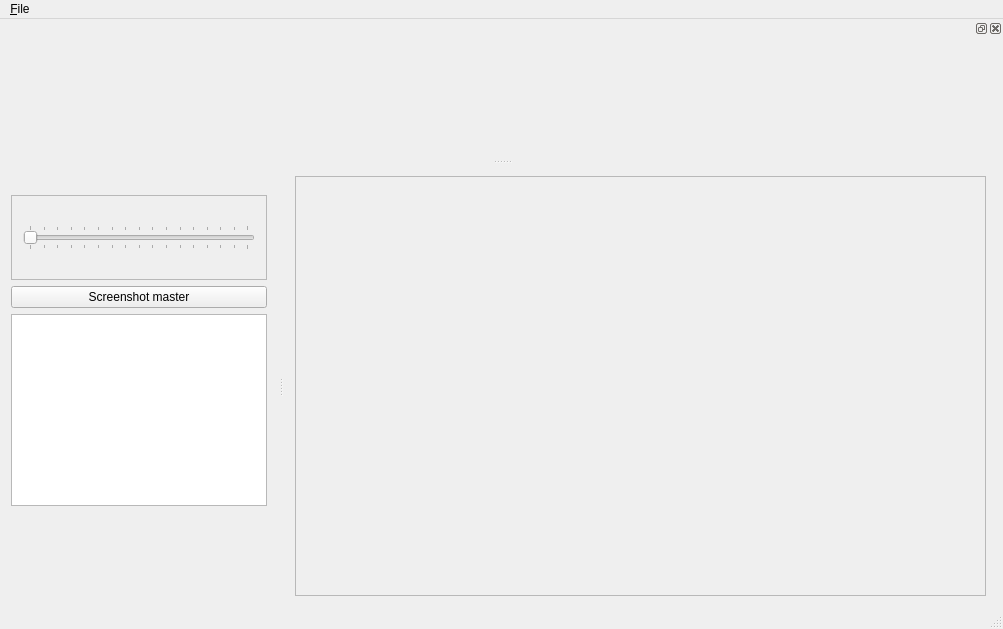
The window that mainwindow.ui (minotor-org/minotor) describes before a commit, drawn with Qt 5.
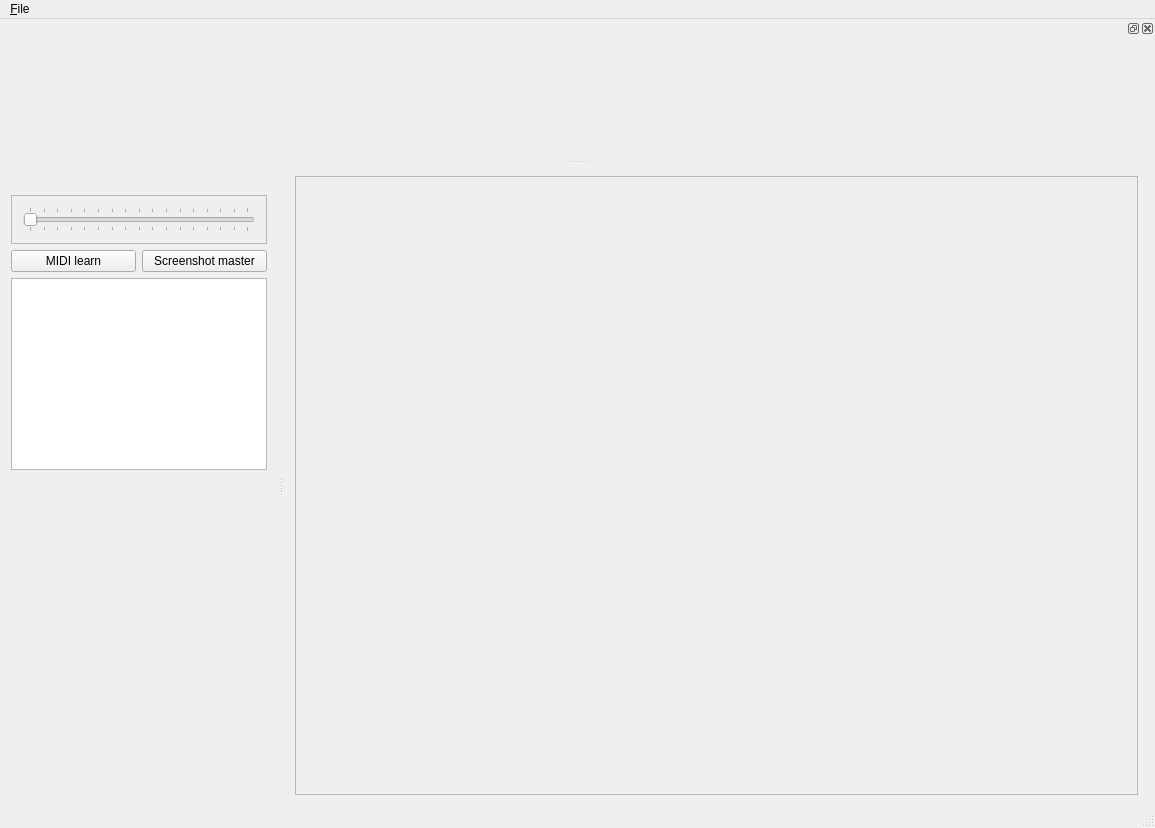
The same window after the commit.

Commit message: Improves MIDI learning with a new method

What changed in the file:
```diff
--- a/mainwindow.ui
+++ b/mainwindow.ui
@@ -6,8 +6,8 @@
    <rect>
     <x>0</x>
     <y>0</y>
-    <width>1003</width>
-    <height>629</height>
+    <width>1155</width>
+    <height>828</height>
    </rect>
   </property>
   <property name="windowTitle">
@@ -52,7 +52,7 @@
     <rect>
      <x>0</x>
      <y>0</y>
-     <width>1003</width>
+     <width>1155</width>
      <height>21</height>
     </rect>
    </property>
@@ -66,12 +66,6 @@
   </widget>
   <widget class="QStatusBar" name="statusBar"/>
   <widget class="QDockWidget" name="dwDebug">
-   <property name="sizePolicy">
-    <sizepolicy hsizetype="MinimumExpanding" vsizetype="MinimumExpanding">
-     <horstretch>0</horstretch>
-     <verstretch>0</verstretch>
-    </sizepolicy>
-   </property>
    <property name="features">
     <set>QDockWidget::DockWidgetMovable</set>
    </property>
@@ -79,8 +73,53 @@
     <number>1</number>
    </attribute>
    <widget class="QWidget" name="dwDebugContent">
-    <layout class="QVBoxLayout" name="verticalLayout_2">
-     <item>
+    <property name="sizePolicy">
+     <sizepolicy hsizetype="Minimum" vsizetype="Preferred">
+      <horstretch>0</horstretch>
+      <verstretch>0</verstretch>
+     </sizepolicy>
+    </property>
+    <layout class="QGridLayout" name="gridLayout">
+     <item row="1" column="0">
+      <widget class="QPushButton" name="pushButton">
+       <property name="text">
+        <string>MIDI learn</string>
+       </property>
+       <property name="checkable">
+        <bool>true</bool>
+       </property>
+       <property name="checked">
+        <bool>false</bool>
+       </property>
+      </widget>
+     </item>
+     <item row="3" column="0" colspan="2">
+      <widget class="QGraphicsView" name="gvGlobal">
+       <property name="sizePolicy">
+        <sizepolicy hsizetype="Expanding" vsizetype="Minimum">
+         <horstretch>0</horstretch>
+         <verstretch>0</verstretch>
+        </sizepolicy>
+       </property>
+       <property name="backgroundBrush">
+        <brush brushstyle="SolidPattern">
+         <color alpha="255">
+          <red>0</red>
+          <green>0</green>
+          <blue>0</blue>
+         </color>
+        </brush>
+       </property>
+      </widget>
+     </item>
+     <item row="1" column="1">
+      <widget class="QPushButton" name="pbShot">
+       <property name="text">
+        <string>Screenshot master</string>
+       </property>
+      </widget>
+     </item>
+     <item row="0" column="0" colspan="2">
       <widget class="QFrame" name="frame">
        <property name="minimumSize">
         <size>
@@ -117,26 +156,22 @@
        </layout>
       </widget>
      </item>
-     <item>
-      <widget class="QPushButton" name="pbShot">
-       <property name="text">
-        <string>Screenshot master</string>
-       </property>
-      </widget>
-     </item>
-     <item>
-      <widget class="QGraphicsView" name="gvGlobal">
-       <property name="sizePolicy">
-        <sizepolicy hsizetype="Expanding" vsizetype="Minimum">
-         <horstretch>0</horstretch>
-         <verstretch>0</verstretch>
-        </sizepolicy>
-       </property>
-      </widget>
-     </item>
-     <item>
+     <item row="5" column="0" colspan="2">
       <widget class="QWidget" name="widget" native="true"/>
      </item>
+     <item row="4" column="0">
+      <spacer name="verticalSpacer">
+       <property name="orientation">
+        <enum>Qt::Vertical</enum>
+       </property>
+       <property name="sizeHint" stdset="0">
+        <size>
+         <width>20</width>
+         <height>40</height>
+        </size>
+       </property>
+      </spacer>
+     </item>
     </layout>
    </widget>
   </widget>
```
The commit also changes 9 other files.
